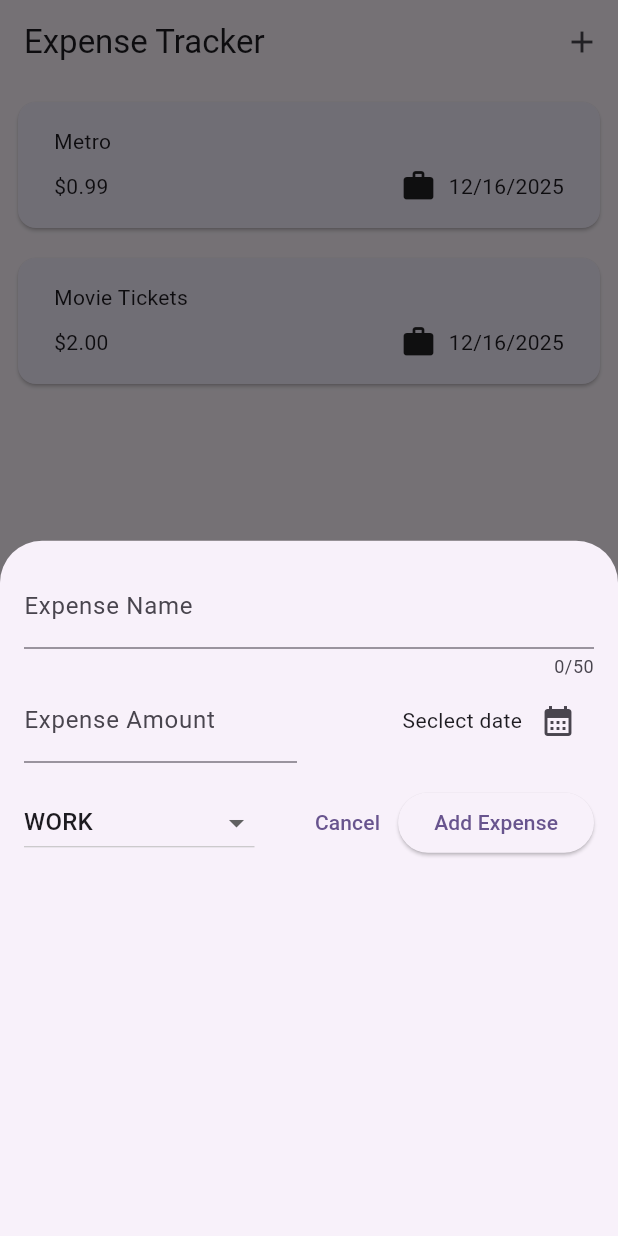
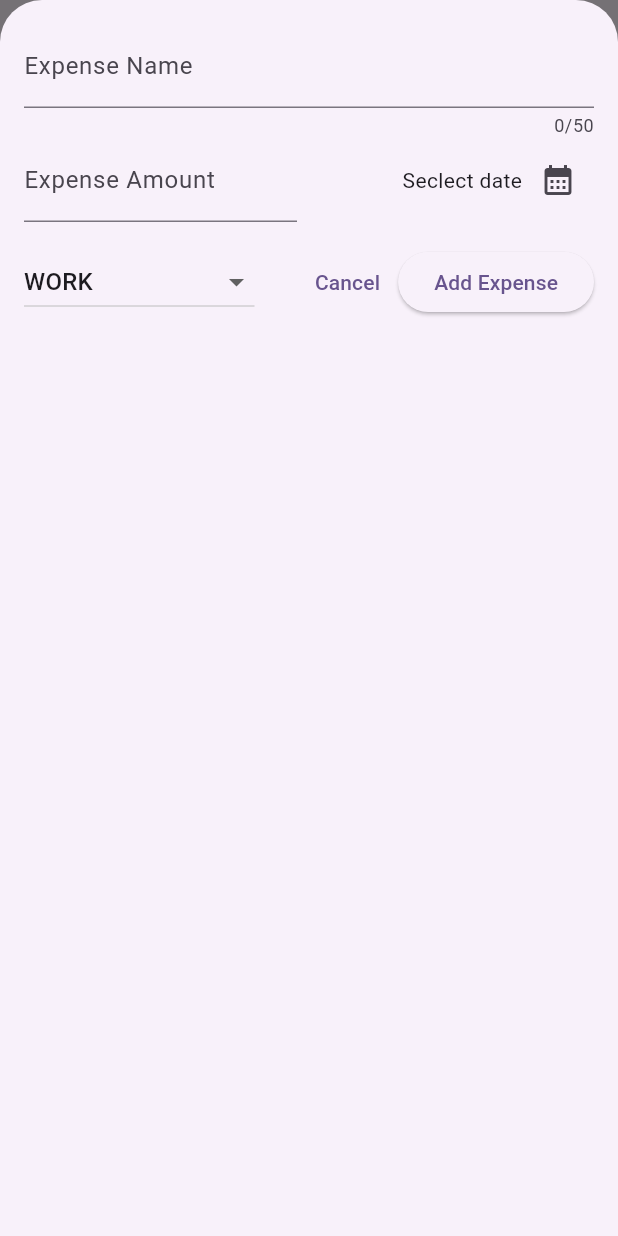
Before and after one commit to singhasaunak/flutter-learning-expenseapp, a Flutter app: the screen it shows after launch, after a tap on the "add" icon, on a phone screen of 412 x 824 dp. Run offline on Flutter 3.47's test engine with Material 3 defaults, Android fonts, the phone set to English and light mode, and no system bars.

Commit message:
Update new expense feature

```diff
--- a/lib/expenses.dart
+++ b/lib/expenses.dart
@@ -34,6 +34,7 @@ class _ExpensesState extends State<Expenses> {
 
   void _onAddExpense() {
     showModalBottomSheet(
+      isScrollControlled: true,
       context: context,
       builder: (context) => NewExpense(onAddNewExpense: _addExpense),
     );
--- a/lib/models/expense.dart
+++ b/lib/models/expense.dart
@@ -1,4 +1,3 @@
-import 'package:flutter/foundation.dart';
 import 'package:flutter/material.dart';
 import 'package:intl/intl.dart';
 import 'package:uuid/uuid.dart';
--- a/lib/widgets/expense_object.dart
+++ b/lib/widgets/expense_object.dart
@@ -10,7 +10,7 @@ class ExpenseObject extends StatelessWidget {
   Widget build(BuildContext context) {
     return Card(
       color: const Color.fromARGB(255, 245, 239, 255),
-      margin: EdgeInsets.only(bottom: 8, left: 12, right: 12, top: 12),
+      margin: EdgeInsets.only(bottom: 8, left: 12, right: 12, top: 8),
       child: Padding(
         padding: const EdgeInsets.symmetric(horizontal: 24, vertical: 16),
         child: Column(
--- a/lib/widgets/new_expense.dart
+++ b/lib/widgets/new_expense.dart
@@ -3,7 +3,7 @@ import 'package:flutter/material.dart';
 import 'package:flutter_learning_expenseapp/models/expense.dart';
 
 class NewExpense extends StatefulWidget {
-  const NewExpense({Key? key, required this.onAddNewExpense}) : super(key: key);
+  const NewExpense({super.key, required this.onAddNewExpense});
 
   final void Function(Expense expense) onAddNewExpense;
 
@@ -66,6 +66,8 @@ class _NewExpenseState extends State<NewExpense> {
         expenseCategory: _pickedCategory,
       ),
     );
+
+    Navigator.pop(context);
   }
 
   @override
```
